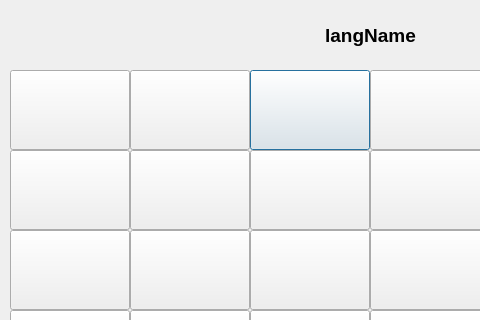
Before: the Qt Designer form sea++/try.ui in matternstsr/Sea-Application, drawn with Qt 5; both pictures show x 0 to 480 and y 0 to 320 of the 740 by 550 pixel window.
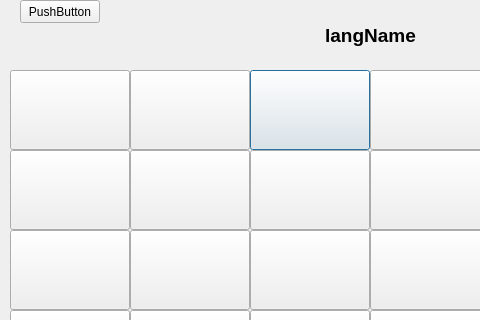
After: the same form once the commit is applied.

Commit message: Created a start button on the splash page prior to game play.

Patch:
```diff
--- a/sea++/try.ui
+++ b/sea++/try.ui
@@ -504,6 +504,19 @@
     <string/>
    </property>
   </widget>
+  <widget class="QPushButton" name="startButton">
+   <property name="geometry">
+    <rect>
+     <x>20</x>
+     <y>0</y>
+     <width>80</width>
+     <height>23</height>
+    </rect>
+   </property>
+   <property name="text">
+    <string>PushButton</string>
+   </property>
+  </widget>
   <zorder>backgroundWidget</zorder>
   <zorder>pushButton_3</zorder>
   <zorder>pushButton_2</zorder>
```
Left out of the diff: 1 changed line with no effect on the pictures. The commit also changes 2 other files.
